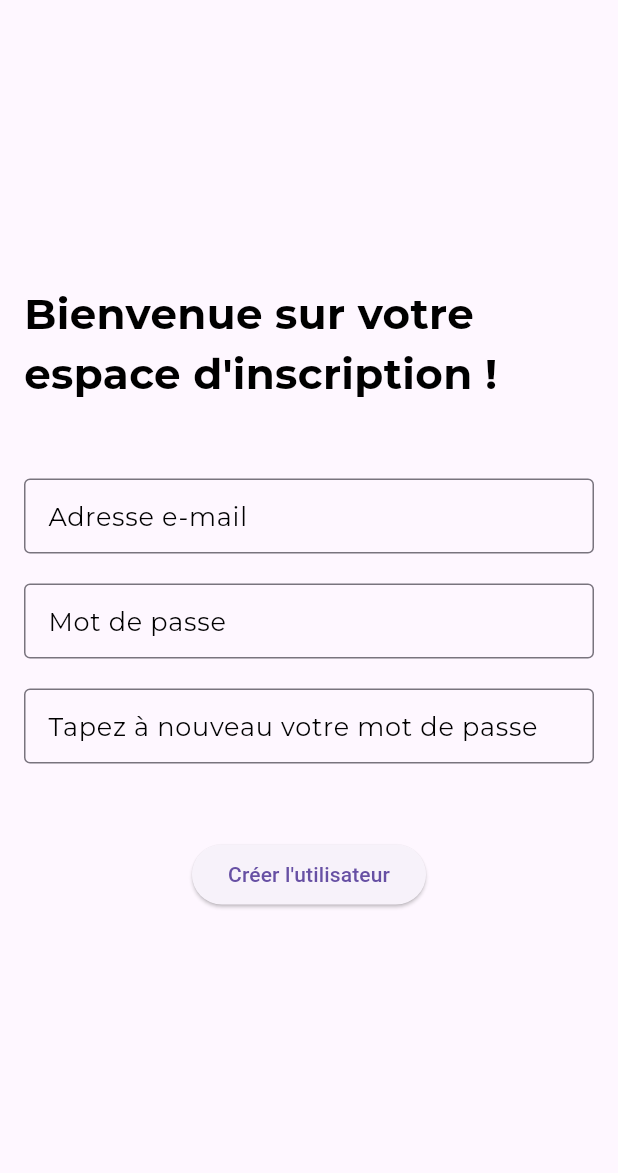
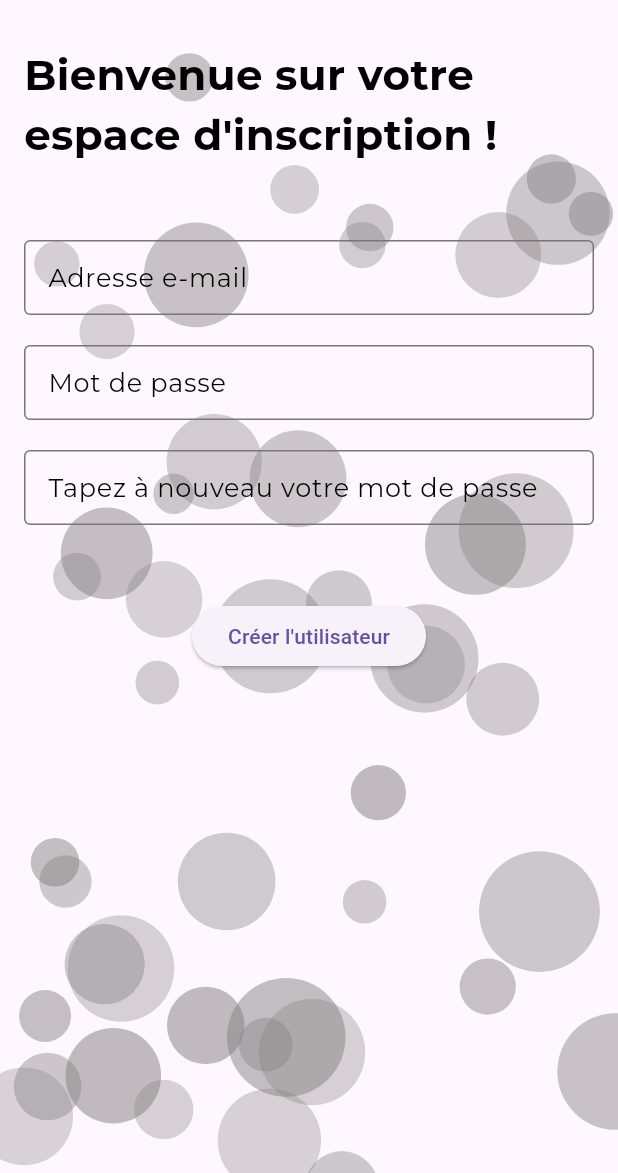
Before and after one commit to TheoPrs/FabLocker, a Flutter app: the addUsers screen opened directly, on a phone screen of 412 x 824 dp, the part 63-1236 px from its top. Run offline on Flutter 3.47's test engine with Material 3 defaults, Android fonts, the phone set to English and light mode, and no system bars; our stand-ins replace shared_preferences; missing offline and left inert: jwt_decode; accounts and stored records are empty; network calls fail; project files that could hold a hidden picture were left out.

Commit message:
opacité + background partout

```diff
--- a/fablocker/lib/add_user.dart
+++ b/fablocker/lib/add_user.dart
@@ -4,6 +4,7 @@ import 'package:flutter/material.dart';
 import 'package:http/http.dart' as http;
 import 'Style/style.dart';
 import 'PrincipalePage.dart';
+import 'widgets/bubbleBackground.dart';
 
 class addUsers extends StatefulWidget {
   const addUsers({Key? key}) : super(key: key);
@@ -27,8 +28,12 @@ class _addUsersState extends State<addUsers> {
       appBar: AppBar(
         title: const Text('FabLocker'),
       ),
-      body: Padding(
+      body: Stack(
+        children: [
+          const BubbleBackground(),  // Ajoute l'animation de fond avec les bulles
+          Padding(
             padding: const EdgeInsets.all(16.0),
+            child: SingleChildScrollView(  // Utilisez SingleChildScrollView pour éviter le débordement
               child: Column(
                 mainAxisAlignment: MainAxisAlignment.center,
                 children: [
@@ -163,6 +168,9 @@ class _addUsersState extends State<addUsers> {
                 ],
               ),
             ),
+          ),
+        ],
+      ),
     );
   }
 }
--- a/fablocker/lib/widgets/bubbleBackground.dart
+++ b/fablocker/lib/widgets/bubbleBackground.dart
@@ -67,7 +67,7 @@ class _BubbleBackgroundState extends State<BubbleBackground> with TickerProvider
               x: random.nextDouble() * MediaQuery.of(context).size.width,
               y: random.nextDouble() * MediaQuery.of(context).size.height,
               size: random.nextDouble() * 30 + 12,
-              color: const Color.fromARGB(255, 129, 125, 125).withOpacity(0.5 + random.nextDouble() * 0.5),
+              color: const Color.fromARGB(255, 129, 125, 125).withOpacity(0.3 + random.nextDouble() * 0.2),
               speedX: random.nextDouble() * 4 - 2,
               speedY: random.nextDouble() * 4 - 2,
             );
```
Also changed, not shown: fablocker/lib/HistoriquePage.dart (+7 -1 lines), fablocker/lib/Style/style.dart (+3 -4 lines), fablocker/lib/addItemsPage.dart (+7 -2 lines). Lines whose indentation alone changed are shown as unchanged.
